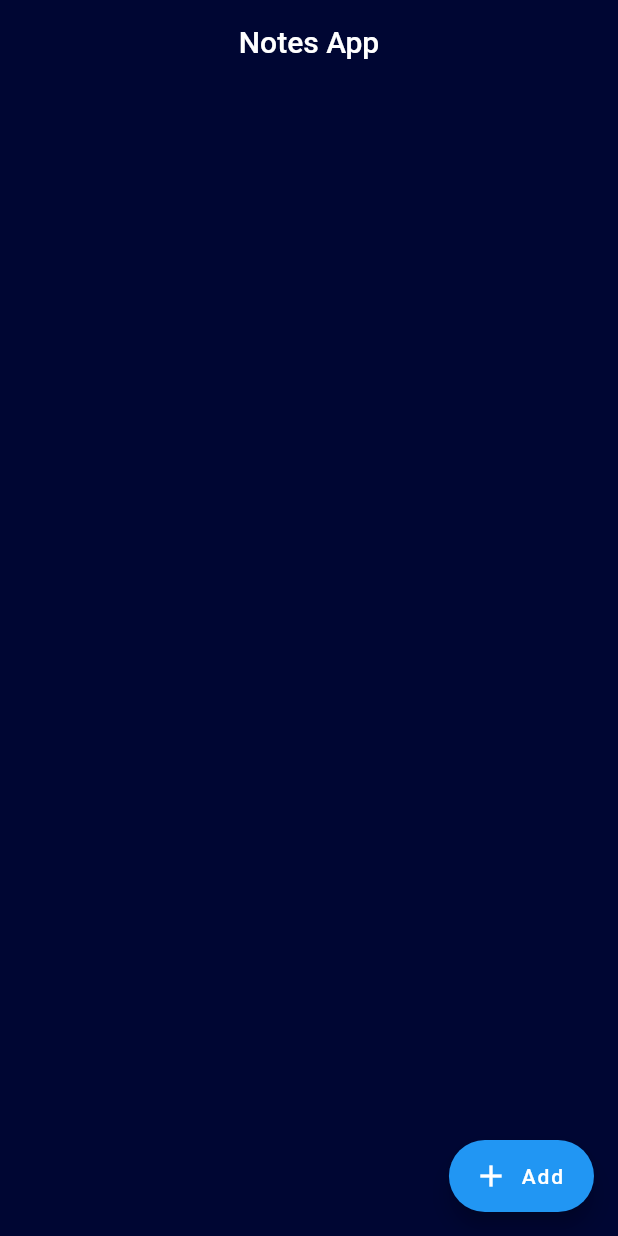
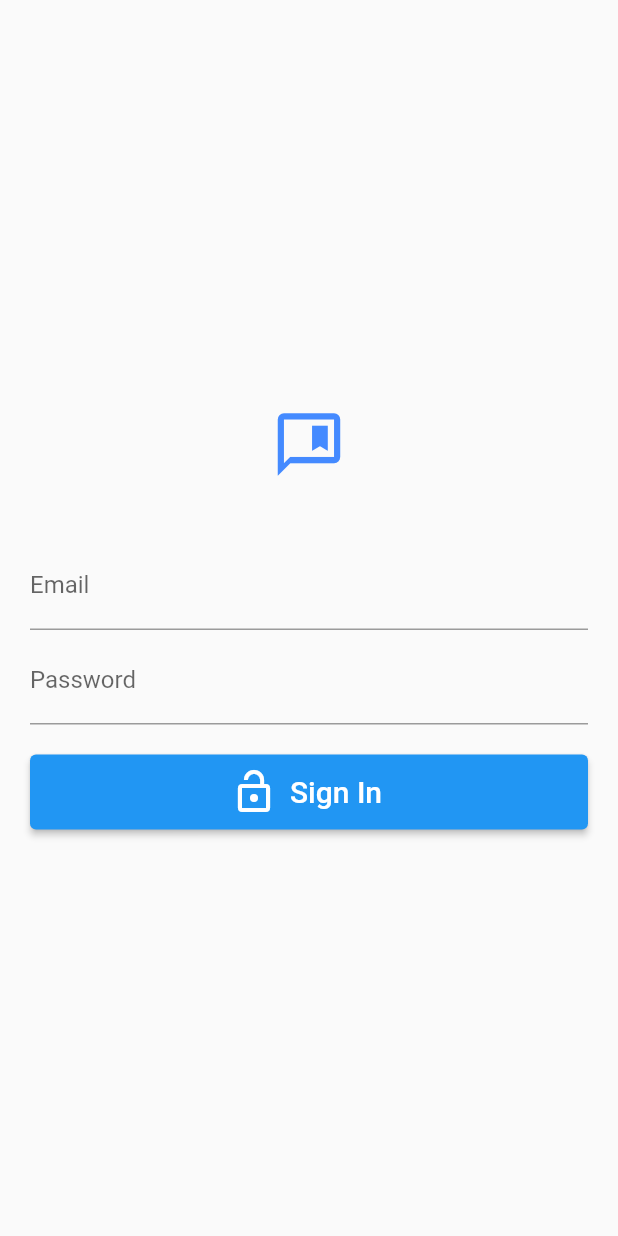
Before and after one commit to luisabreu84/flutter_notes, a Flutter app: the screen it shows after launch, on a phone screen of 412 x 824 dp. Run offline on Flutter 3.47's test engine with Material 2 defaults, Android fonts, the phone set to English and light mode, and no system bars; our stand-ins replace cloud_firestore, firebase_auth, firebase_core, google_fonts; missing offline and left inert: flutter_quill; accounts and stored records are empty.

Commit message:
Firebase Authentication - Login

```diff
--- a/lib/main.dart
+++ b/lib/main.dart
@@ -1,22 +1,47 @@
+import 'package:firebase_auth/firebase_auth.dart';
 import 'package:firebase_core/firebase_core.dart';
 import 'package:flutter/material.dart';
 import 'package:notes/screens/home_screen.dart';
+import 'package:notes/screens/login_screen.dart';
 
 Future<void> main() async {
   WidgetsFlutterBinding.ensureInitialized();
   await Firebase.initializeApp();
-  runApp(const NoteApp());
+  runApp(NoteApp());
 }
 
 class NoteApp extends StatelessWidget {
-  const NoteApp({Key? key}) : super(key: key);
+  NoteApp({Key? key}) : super(key: key);
 
   // This widget is the root of your application.
   @override
-  Widget build(BuildContext context) {
-    return MaterialApp(
-      debugShowCheckedModeBanner: false,
-      home: HomeScreen(),
-    );
-  }
+  Widget build(BuildContext context) => const MaterialApp (
+    debugShowCheckedModeBanner: false,
+    home: MainPage(),
+  );
 }
+
+class MainPage extends StatelessWidget {
+  const MainPage({Key? key}) : super(key: key);
+
+  @override
+  Widget build(BuildContext context) => Scaffold(
+    body: StreamBuilder<User?>(
+      stream: FirebaseAuth.instance.authStateChanges(),
+      builder: (context, snapshot) {
+        if (snapshot.connectionState == ConnectionState.waiting) {
+          return const Center(child: CircularProgressIndicator());
+        }
+        else if(snapshot.hasError){
+          return const Center(child: Text('Something went wrong with the authentication!'));
+        }
+        else if (snapshot.hasData) {
+          return const HomePage();
+        }
+        else {
+          return LoginPage();
+        }
+      }
+    ),
+  );
+}
--- a/lib/screens/home_screen.dart
+++ b/lib/screens/home_screen.dart
@@ -1,18 +1,19 @@
 import 'package:cloud_firestore/cloud_firestore.dart';
+import 'package:firebase_auth/firebase_auth.dart';
 import 'package:flutter/material.dart';
 import 'package:google_fonts/google_fonts.dart';
 import 'package:notes/screens/note_editor.dart';
 import 'package:notes/style/app_style.dart';
 import 'package:notes/widgets/node_card.dart';
 
-class HomeScreen extends StatefulWidget {
-  const HomeScreen({ Key? key }) : super(key: key);
+class HomePage extends StatefulWidget {
+  const HomePage({ Key? key }) : super(key: key);
 
   @override
-  State<HomeScreen> createState() => _HomeScreenState();
+  State<HomePage> createState() => _HomePageState();
 }
 
-class _HomeScreenState extends State<HomeScreen> {
+class _HomePageState extends State<HomePage> {
   @override
   Widget build(BuildContext context) {
     return Scaffold(
@@ -22,6 +23,17 @@ class _HomeScreenState extends State<HomeScreen> {
         title: const Text("Notes App"),
         centerTitle: true,
         backgroundColor: AppStyle.mainColor,
+        actions: <Widget>[
+          GestureDetector(
+            onTap: () async {
+              await FirebaseAuth.instance.signOut();
+            },
+            child: const Icon(
+              Icons.logout,
+              size: 26.0,
+            )
+          )
+        ],
       ),
       body: Padding(
         padding: const EdgeInsets.all(8.0),
@@ -33,6 +45,7 @@ class _HomeScreenState extends State<HomeScreen> {
               child: StreamBuilder<QuerySnapshot>(
                 stream: FirebaseFirestore.instance.collection("notes").snapshots(),
                 builder: (context, AsyncSnapshot<QuerySnapshot> snapshot) {
+
                   if (snapshot.connectionState == ConnectionState.waiting) {
                     return const Center(
                       child: CircularProgressIndicator(),
--- /dev/null
+++ b/lib/screens/login_screen.dart
@@ -0,0 +1,86 @@
+import 'package:firebase_auth/firebase_auth.dart';
+import 'package:flutter/material.dart';
+
+class LoginPage extends StatefulWidget {
+  LoginPage({Key? key}) : super(key: key);
+
+  @override
+  State<LoginPage> createState() => _LoginPageState();
+}
+
+class _LoginPageState extends State<LoginPage> {
+
+  final emailController = TextEditingController();
+  final pwdController = TextEditingController();
+
+
+  @override
+  void dispose() {
+    emailController.dispose();
+    pwdController.dispose();
+
+    super.dispose();
+  }
+
+  @override
+  Widget build(BuildContext context) {
+    return SafeArea(
+      child: Center(
+        child: SingleChildScrollView(
+          padding: const EdgeInsets.all(20),
+          child: Column(
+            mainAxisAlignment: MainAxisAlignment.center,
+            children: <Widget>[
+              const Icon(Icons.comment_bank_outlined, size: 50, color: Colors.blueAccent),
+              const SizedBox(height: 40),
+              TextField(
+                controller: emailController,
+                cursorColor: Colors.white,
+                textInputAction:  TextInputAction.next,
+                decoration: const InputDecoration(labelText: 'Email'),
+              ),
+              const SizedBox(height: 4),
+              TextField(
+                controller: pwdController,
+                textInputAction:  TextInputAction.done,
+                decoration: const InputDecoration(labelText: 'Password'),
+                obscureText: true,
+              ),
+              const SizedBox(height: 20),
+              ElevatedButton.icon(
+                style: ElevatedButton.styleFrom(
+                  minimumSize: const Size.fromHeight(50),
+                ),
+                icon: const Icon(Icons.lock_open, size: 32),
+                label: const Text(
+                  'Sign In',
+                  style: TextStyle(fontSize: 20),
+                ),
+                onPressed: signIn,
+              )
+            ],
+          ),
+        ),
+      ),
+    );
+  }
+
+  Future signIn() async{
+
+    showDialog(
+      context: context,
+      barrierDismissible: false,
+      builder: (context) => const Center(child: CircularProgressIndicator()));
+
+    try {
+      await FirebaseAuth.instance.signInWithEmailAndPassword(
+        email: emailController.text.trim(),
+        password: pwdController.text.trim()
+      );
+    } on Exception catch (e) {
+      print(e);
+    }
+
+    Navigator.pop(context);
+  }
+}
--- a/pubspec.yaml
+++ b/pubspec.yaml
@@ -39,6 +39,8 @@ dependencies:
   google_fonts: ^2.3.2
   intl: ^0.17.0
   flutter_quill: ^4.1.3
+  firebase_auth: ^3.3.17
+  firebase_auth_web: ^3.3.14
 
 dev_dependencies:
   flutter_test:
```
Also changed, not shown: lib/screens/note_editor.dart (+5 -7 lines), pubspec.lock, 1 other file.
